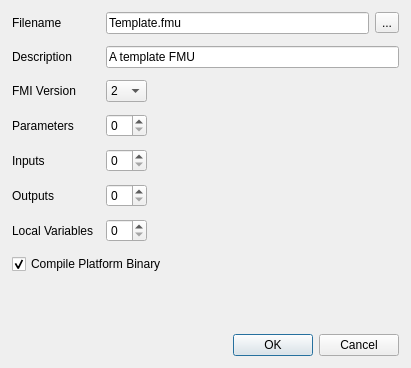
The window that src/fmpy/gui/forms/GenerateFMUDialog.ui (CATIA-Systems/FMPy) describes before a commit, drawn with Qt 5.
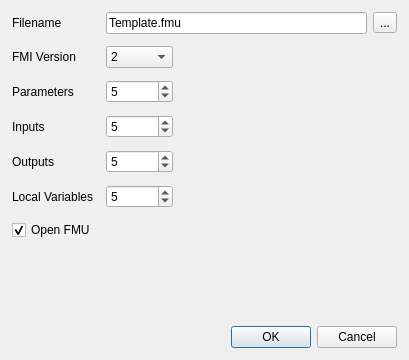
The same window after the commit.

The edit to the form file:
```diff
--- a/src/fmpy/gui/forms/GenerateFMUDialog.ui
+++ b/src/fmpy/gui/forms/GenerateFMUDialog.ui
@@ -6,8 +6,8 @@
    <rect>
     <x>0</x>
     <y>0</y>
-    <width>411</width>
-    <height>368</height>
+    <width>409</width>
+    <height>360</height>
    </rect>
   </property>
   <property name="windowTitle">
@@ -29,7 +29,7 @@
    <property name="spacing">
     <number>12</number>
    </property>
-   <item row="4" column="0" colspan="2">
+   <item row="3" column="0" colspan="2">
     <widget class="QLabel" name="label">
      <property name="text">
       <string>Parameters</string>
@@ -68,7 +68,7 @@
      </layout>
     </widget>
    </item>
-   <item row="3" column="0">
+   <item row="2" column="0">
     <widget class="QLabel" name="label_6">
      <property name="text">
       <string>FMI Version</string>
@@ -82,10 +82,17 @@
      </property>
     </widget>
    </item>
-   <item row="5" column="2">
-    <widget class="QSpinBox" name="spinBox_2"/>
+   <item row="4" column="2">
+    <widget class="QSpinBox" name="nInputsSpinBox">
+     <property name="maximum">
+      <number>100000</number>
+     </property>
+     <property name="value">
+      <number>5</number>
+     </property>
+    </widget>
    </item>
-   <item row="9" column="0" colspan="4">
+   <item row="8" column="0" colspan="4">
     <spacer name="verticalSpacer">
      <property name="orientation">
       <enum>Qt::Orientation::Vertical</enum>
@@ -98,20 +105,34 @@
      </property>
     </spacer>
    </item>
+   <item row="5" column="2">
+    <widget class="QSpinBox" name="nOutputsSpinBox">
+     <property name="maximum">
+      <number>100000</number>
+     </property>
+     <property name="value">
+      <number>5</number>
+     </property>
+    </widget>
+   </item>
    <item row="6" column="2">
-    <widget class="QSpinBox" name="spinBox_3"/>
+    <widget class="QSpinBox" name="nLocalVariablesSpinBox">
+     <property name="maximum">
+      <number>100000</number>
+     </property>
+     <property name="value">
+      <number>5</number>
+     </property>
+    </widget>
    </item>
-   <item row="7" column="2">
-    <widget class="QSpinBox" name="spinBox_4"/>
-   </item>
-   <item row="7" column="0" colspan="2">
+   <item row="6" column="0" colspan="2">
     <widget class="QLabel" name="label_4">
      <property name="text">
       <string>Local Variables</string>
      </property>
     </widget>
    </item>
-   <item row="10" column="0" colspan="4">
+   <item row="9" column="0" colspan="4">
     <widget class="QDialogButtonBox" name="buttonBox">
      <property name="orientation">
       <enum>Qt::Orientation::Horizontal</enum>
@@ -121,21 +142,21 @@
      </property>
     </widget>
    </item>
-   <item row="6" column="0" colspan="2">
+   <item row="5" column="0" colspan="2">
     <widget class="QLabel" name="label_3">
      <property name="text">
       <string>Outputs</string>
      </property>
     </widget>
    </item>
-   <item row="5" column="0" colspan="2">
+   <item row="4" column="0" colspan="2">
     <widget class="QLabel" name="label_2">
      <property name="text">
       <string>Inputs</string>
      </property>
     </widget>
    </item>
-   <item row="3" column="3">
+   <item row="2" column="3">
     <spacer name="horizontalSpacer">
      <property name="orientation">
       <enum>Qt::Orientation::Horizontal</enum>
@@ -148,8 +169,8 @@
      </property>
     </spacer>
    </item>
-   <item row="3" column="2">
-    <widget class="QComboBox" name="comboBox">
+   <item row="2" column="2">
+    <widget class="QComboBox" name="fmiVersionComboBox">
      <item>
       <property name="text">
        <string>2</string>
@@ -162,33 +183,26 @@
      </item>
     </widget>
    </item>
-   <item row="4" column="2">
-    <widget class="QSpinBox" name="spinBox"/>
+   <item row="3" column="2">
+    <widget class="QSpinBox" name="nParametersSpinBox">
+     <property name="maximum">
+      <number>100000</number>
+     </property>
+     <property name="value">
+      <number>5</number>
+     </property>
+    </widget>
    </item>
-   <item row="8" column="0" colspan="4">
-    <widget class="QCheckBox" name="checkBox">
+   <item row="7" column="0" colspan="4">
+    <widget class="QCheckBox" name="openFMUCheckBox">
      <property name="text">
-      <string>Compile Platform Binary</string>
+      <string>Open FMU</string>
      </property>
      <property name="checked">
       <bool>true</bool>
      </property>
     </widget>
    </item>
-   <item row="2" column="2" colspan="2">
-    <widget class="QLineEdit" name="lineEdit_2">
-     <property name="text">
-      <string>A template FMU</string>
-     </property>
-    </widget>
-   </item>
-   <item row="2" column="0">
-    <widget class="QLabel" name="label_7">
-     <property name="text">
-      <string>Description</string>
-     </property>
-    </widget>
-   </item>
   </layout>
  </widget>
  <resources/>
```
Left out of the diff: 2 changed lines with no effect on the pictures.
